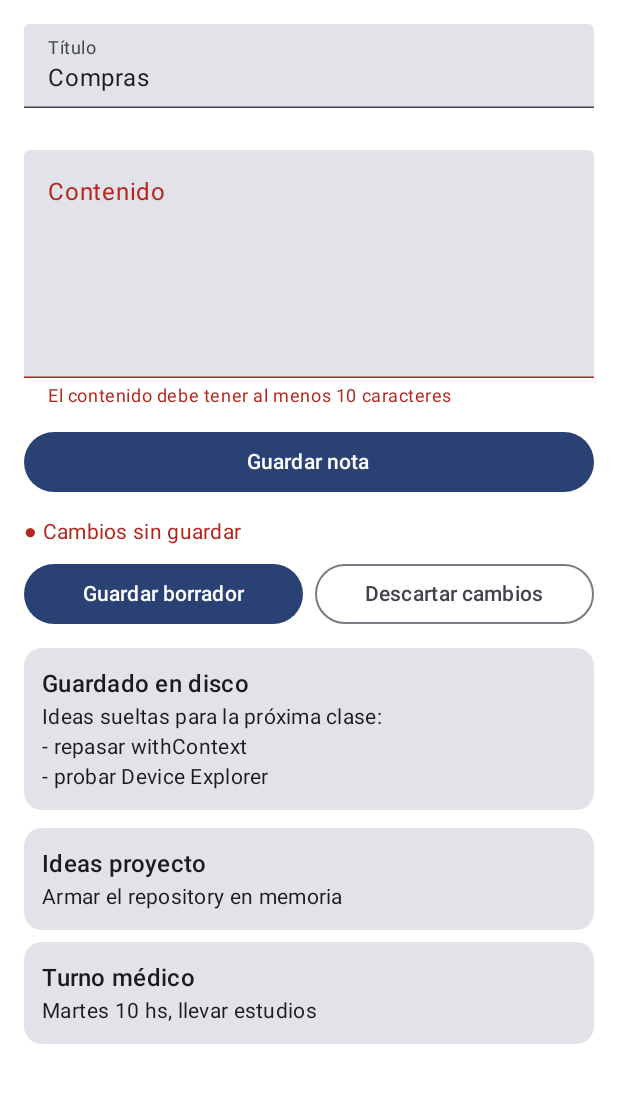
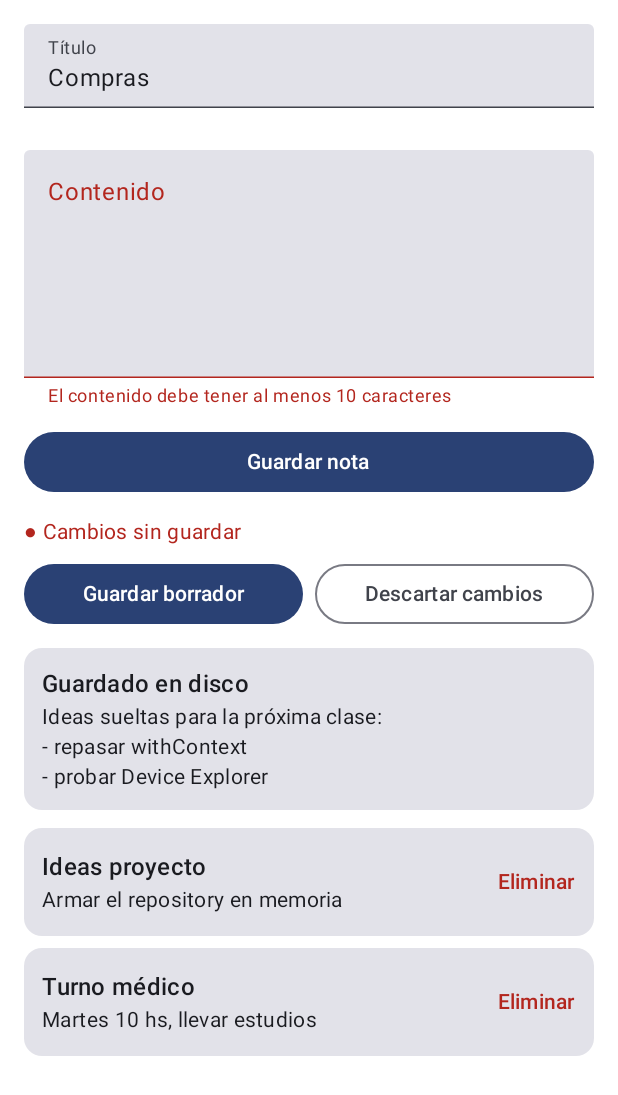
Before and after one commit to lukzzarg098/MVVMPracticaUADE, an Android app built with Jetpack Compose: the @Preview function NotaScreenPreview, on a phone screen of 412 x 824 dp. Shown: the top 1095 px of the screen. Run offline under Robolectric (Android 15) with nearby library versions, the phone set to English and light mode, and no system bars.

Commit message:
Ejercicio 10: notas persistentes en notas.json con alta, edicion y borrado
- NotaRepositoryEnJSON: implementacion de NotaRepository sobre un archivo.
  Formato: array JSON con un objeto por nota {id, nombre, contenido};
  org.json escapa ";", comillas, saltos de linea y tildes. Lectura y
  escritura en UTF-8 y en Dispatchers.IO. Archivo inexistente o en
  blanco = lista vacia.
- guardar reemplaza si el id ya existe (edicion) o agrega si no (alta).
- Desafio: escritura en notas.json.tmp y renameTo a notas.json solo si
  termino bien, para no dejar un archivo a medio escribir.
- ViewModel: onSeleccionarNota carga la nota en el formulario con
  idEnEdicion; onGuardar reutiliza ese id para editar (pasa por las mismas
  validaciones); onEliminar limpia el formulario si borra la nota en edicion.
- El ViewModel ya no tiene un repositorio por defecto: lo recibe siempre.
- Pantalla: tocar una tarjeta la selecciona ("Editando"), boton
  "Guardar cambios" en edicion y boton Eliminar en cada nota.

Co-Authored-By: Claude Opus 5.5 <noreply@anthropic.com>

```diff
--- a/app/src/main/java/com/example/mvvmpracticauade/MainActivity.kt
+++ b/app/src/main/java/com/example/mvvmpracticauade/MainActivity.kt
@@ -16,6 +16,7 @@ import androidx.compose.foundation.lazy.LazyColumn
 import androidx.compose.foundation.lazy.items
 import androidx.compose.material3.Button
 import androidx.compose.material3.Card
+import androidx.compose.material3.CardDefaults
 import androidx.compose.material3.CircularProgressIndicator
 import androidx.compose.material3.MaterialTheme
 import androidx.compose.material3.OutlinedButton
@@ -45,7 +46,7 @@ class MainActivity : ComponentActivity() {
         val archivoTextoRepository: FileNotaRepository =
             //FileNotaRepositoryConError()
             FileNotaRepositoryImplementacion(applicationContext.filesDir)
-        val notaRepository: NotaRepository = NotaRepositoryPrecargado()
+        val notaRepository: NotaRepository = NotaRepositoryEnJSON(applicationContext.filesDir)
 
         val viewModel: NotaViewModel by viewModels{
             viewModelFactory {
@@ -83,7 +84,9 @@ fun NotaScreen(
     onGuardar: () -> Unit,
     onGuardarBorrador: () -> Unit,
     onDescartar: () -> Unit,
-    onReintentar: () -> Unit
+    onReintentar: () -> Unit,
+    onSeleccionarNota: (Nota) -> Unit,
+    onEliminar: (String) -> Unit
 ) {
     Column(
         modifier = modifier
@@ -120,7 +123,8 @@ fun NotaScreen(
             if (estado.operacionEnCurso) {
                 CircularProgressIndicator()
             } else {
-                Text("Guardar nota")
+                // Si hay una nota seleccionada, guardar la reemplaza en vez de crear una nueva
+                Text(if (estado.idEnEdicion.isNotEmpty()) "Guardar cambios" else "Guardar nota")
             }
         }
 
@@ -137,7 +141,14 @@ fun NotaScreen(
         Borrador(texto = estado.archivoTexto)
 
         // weight(1f): la lista ocupa el espacio que queda debajo del formulario y scrollea ahi
-        ListaNotas(notas = estado.notas, modifier = Modifier.weight(1f))
+        ListaNotas(
+            notas = estado.notas,
+            idEnEdicion = estado.idEnEdicion,
+            operacionEnCurso = estado.operacionEnCurso,
+            onSeleccionarNota = onSeleccionarNota,
+            onEliminar = onEliminar,
+            modifier = Modifier.weight(1f)
+        )
     }
 }
 
@@ -243,8 +254,16 @@ fun Borrador(texto: String, modifier: Modifier = Modifier) {
 }
 
 // Solo dibuja las notas que recibe. No sabe de donde vienen (ni del ViewModel ni del Repository).
+// Tocar una tarjeta la selecciona para editar; "Eliminar" avisa el id hacia arriba.
 @Composable
-fun ListaNotas(notas: List<Nota>, modifier: Modifier = Modifier) {
+fun ListaNotas(
+    notas: List<Nota>,
+    idEnEdicion: String,
+    operacionEnCurso: Boolean,
+    onSeleccionarNota: (Nota) -> Unit,
+    onEliminar: (String) -> Unit,
+    modifier: Modifier = Modifier
+) {
     if (notas.isEmpty()) {
         Text("Todavía no hay notas", modifier = modifier)
         return
@@ -256,10 +275,39 @@ fun ListaNotas(notas: List<Nota>, modifier: Modifier = Modifier) {
     ) {
         // key = id: Compose identifica cada fila por su nota, no por su posicion
         items(notas, key = { it.id }) { nota ->
-            Card(modifier = Modifier.fillMaxWidth()) {
-                Column(modifier = Modifier.padding(12.dp)) {
-                    Text(nota.nombre, style = MaterialTheme.typography.titleMedium)
-                    Text(nota.contenido, style = MaterialTheme.typography.bodyMedium)
+            val enEdicion = nota.id == idEnEdicion
+            Card(
+                onClick = { onSeleccionarNota(nota) },
+                enabled = !operacionEnCurso,
+                // La nota que se está editando se resalta con otro color
+                colors = if (enEdicion) {
+                    CardDefaults.cardColors(containerColor = MaterialTheme.colorScheme.secondaryContainer)
+                } else {
+                    CardDefaults.cardColors()
+                },
+                modifier = Modifier.fillMaxWidth()
+            ) {
+                Row(
+                    modifier = Modifier.padding(start = 12.dp, top = 12.dp, bottom = 12.dp),
+                    verticalAlignment = Alignment.CenterVertically
+                ) {
+                    Column(modifier = Modifier.weight(1f)) {
+                        if (enEdicion) {
+                            Text(
+                                "Editando",
+                                style = MaterialTheme.typography.labelSmall,
+                                color = MaterialTheme.colorScheme.secondary
+                            )
+                        }
+                        Text(nota.nombre, style = MaterialTheme.typography.titleMedium)
+                        Text(nota.contenido, style = MaterialTheme.typography.bodyMedium)
+                    }
+                    TextButton(
+                        onClick = { onEliminar(nota.id) },
+                        enabled = !operacionEnCurso
+                    ) {
+                        Text("Eliminar", color = MaterialTheme.colorScheme.error)
+                    }
                 }
             }
         }
@@ -281,6 +329,8 @@ fun NotaScreenHost(notaViewModel: NotaViewModel, modifier: Modifier){
         onGuardarBorrador = notaViewModel::escribirArchivo,
         onDescartar = notaViewModel::descartarCambios,
         onReintentar = notaViewModel::leerArchivo,
+        onSeleccionarNota = notaViewModel::onSeleccionarNota,
+        onEliminar = notaViewModel::onEliminar,
         modifier = modifier
     )
 }
@@ -307,7 +357,9 @@ fun NotaScreenPreview() {
             onGuardar = {},
             onGuardarBorrador = {},
             onDescartar = {},
-            onReintentar = {}
+            onReintentar = {},
+            onSeleccionarNota = {},
+            onEliminar = {}
         )
     }
 }
--- a/app/src/main/java/com/example/mvvmpracticauade/NotaUiState.kt
+++ b/app/src/main/java/com/example/mvvmpracticauade/NotaUiState.kt
@@ -6,6 +6,7 @@ data class NotaUiState(
 
 
     val notas: List<Nota> = emptyList(),
+    val idEnEdicion: String = "",
     val archivoTexto: String = "",
     val titulo: String = "",
     val contenido: String = "",
```
Also changed, not shown: app/src/main/java/com/example/mvvmpracticauade/NotaRepositoryEnJSON.kt (added, +85 -0 lines), app/src/main/java/com/example/mvvmpracticauade/NotaViewModel.kt (+35 -5 lines).
